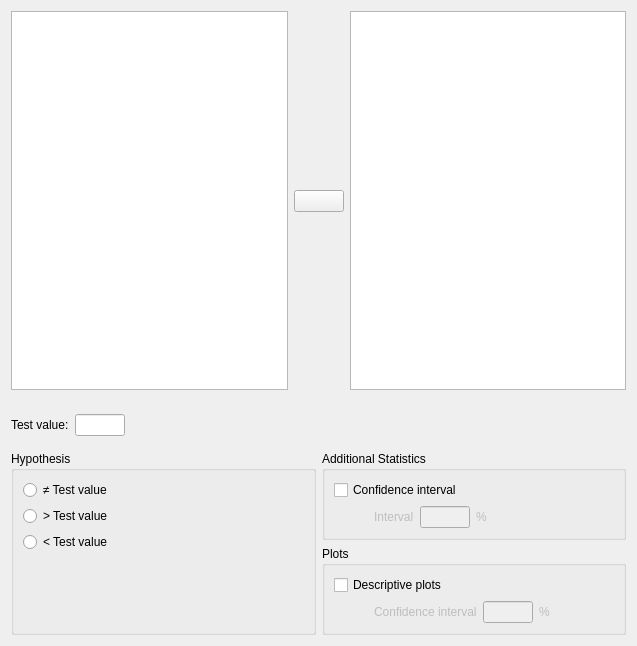
First picture: the form in JASP-Desktop/analysisforms/binomialtestform.ui, repository jasp-stats/jasp-desktop, before the edit.
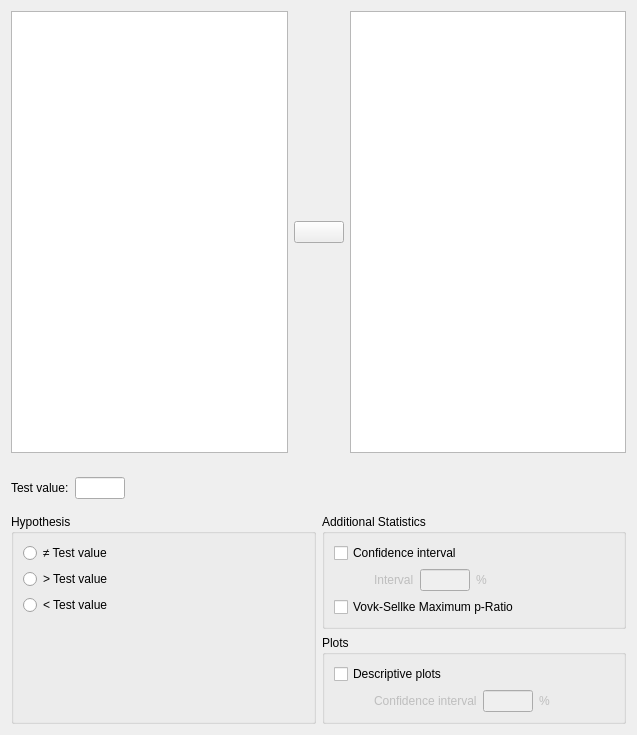
Second picture: the form after the edit. Custom widgets are drawn as their Qt base class.

```diff
--- a/JASP-Desktop/analysisforms/binomialtestform.ui
+++ b/JASP-Desktop/analysisforms/binomialtestform.ui
@@ -7,7 +7,7 @@
     <x>0</x>
     <y>0</y>
     <width>637</width>
-    <height>646</height>
+    <height>735</height>
    </rect>
   </property>
   <property name="windowTitle">
@@ -133,20 +133,7 @@
       <bool>false</bool>
      </property>
      <layout class="QGridLayout" name="gridLayout_8">
-      <item row="0" column="2">
-       <spacer name="horizontalSpacer_3">
-        <property name="orientation">
-         <enum>Qt::Horizontal</enum>
-        </property>
-        <property name="sizeHint" stdset="0">
-         <size>
-          <width>40</width>
-          <height>20</height>
-         </size>
-        </property>
-       </spacer>
-      </item>
-      <item row="0" column="1">
+      <item row="0" column="0">
        <widget class="BoundCheckBox" name="confidenceInterval">
         <property name="sizePolicy">
          <sizepolicy hsizetype="Fixed" vsizetype="Fixed">
@@ -159,7 +146,20 @@
         </property>
        </widget>
       </item>
-      <item row="1" column="1">
+      <item row="0" column="1">
+       <spacer name="horizontalSpacer_3">
+        <property name="orientation">
+         <enum>Qt::Horizontal</enum>
+        </property>
+        <property name="sizeHint" stdset="0">
+         <size>
+          <width>40</width>
+          <height>20</height>
+         </size>
+        </property>
+       </spacer>
+      </item>
+      <item row="1" column="0">
        <widget class="QWidget" name="widgetConfidenceIntervalInterval" native="true">
         <property name="enabled">
          <bool>false</bool>
@@ -228,6 +228,19 @@
         </layout>
        </widget>
       </item>
+      <item row="2" column="0" colspan="2">
+       <widget class="BoundCheckBox" name="VovkSellkeMPR">
+        <property name="sizePolicy">
+         <sizepolicy hsizetype="Fixed" vsizetype="Fixed">
+          <horstretch>0</horstretch>
+          <verstretch>0</verstretch>
+         </sizepolicy>
+        </property>
+        <property name="text">
+         <string>Vovk-Sellke Maximum p-Ratio</string>
+        </property>
+       </widget>
+      </item>
      </layout>
     </widget>
    </item>
```
